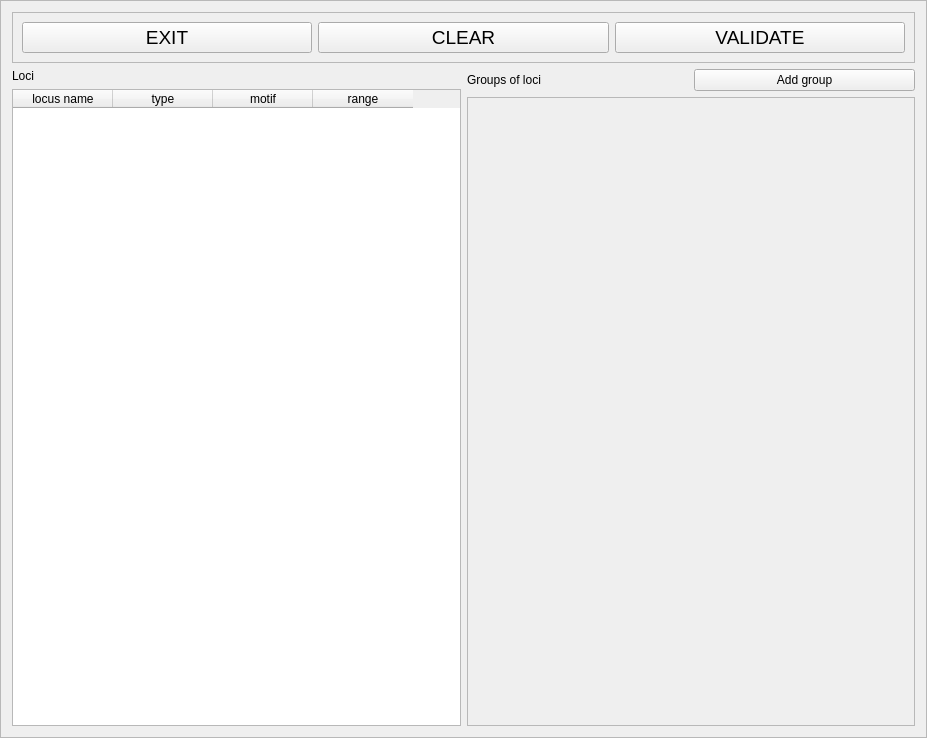
The window that python_interface/uis/setGenData.ui (cbgp/diyabc) describes before a commit, drawn with Qt 5.
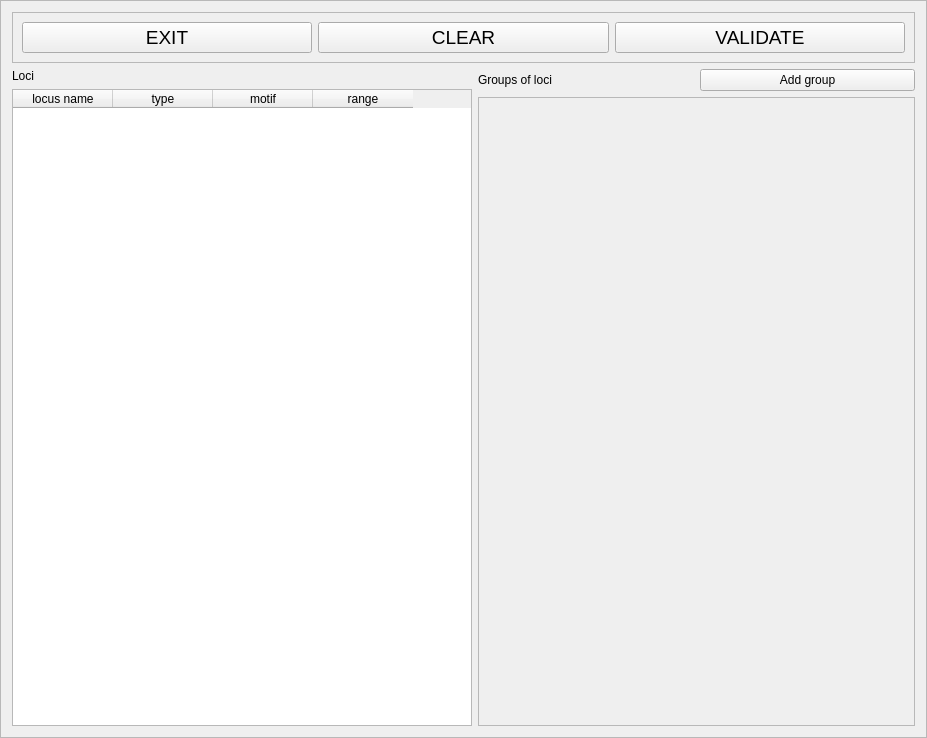
The same window after the commit.

Commit message: rm group OK

What changed in the file:
```diff
--- a/python_interface/uis/setGenData.ui
+++ b/python_interface/uis/setGenData.ui
@@ -99,6 +99,18 @@
        </item>
        <item>
         <widget class="QTableWidget" name="tableWidget">
+         <property name="minimumSize">
+          <size>
+           <width>460</width>
+           <height>0</height>
+          </size>
+         </property>
+         <property name="maximumSize">
+          <size>
+           <width>460</width>
+           <height>16777215</height>
+          </size>
+         </property>
          <property name="sortingEnabled">
           <bool>false</bool>
          </property>
@@ -156,7 +168,7 @@
            <rect>
             <x>0</x>
             <y>0</y>
-            <width>507</width>
+            <width>433</width>
             <height>616</height>
            </rect>
           </property>
```
The commit also changes 2 other files.
